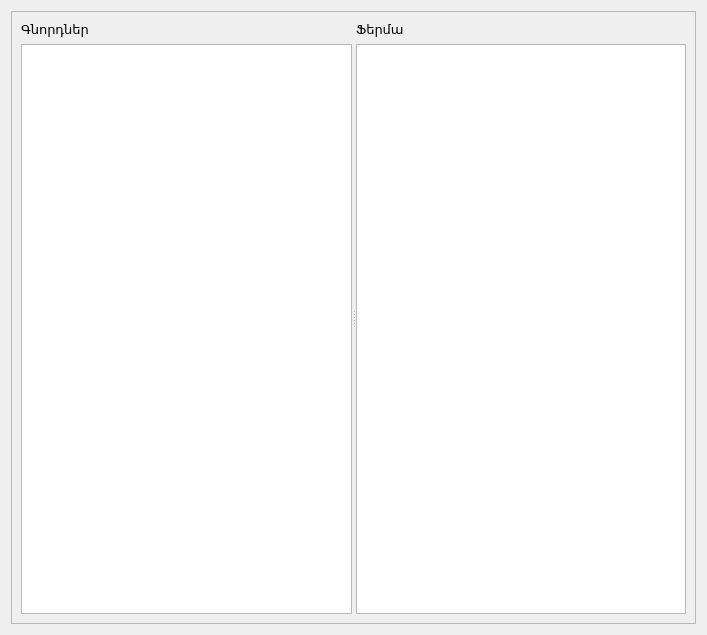
Above: src/finances.ui from ADCompany/AD-Farm before the change. Below: the same form after it.
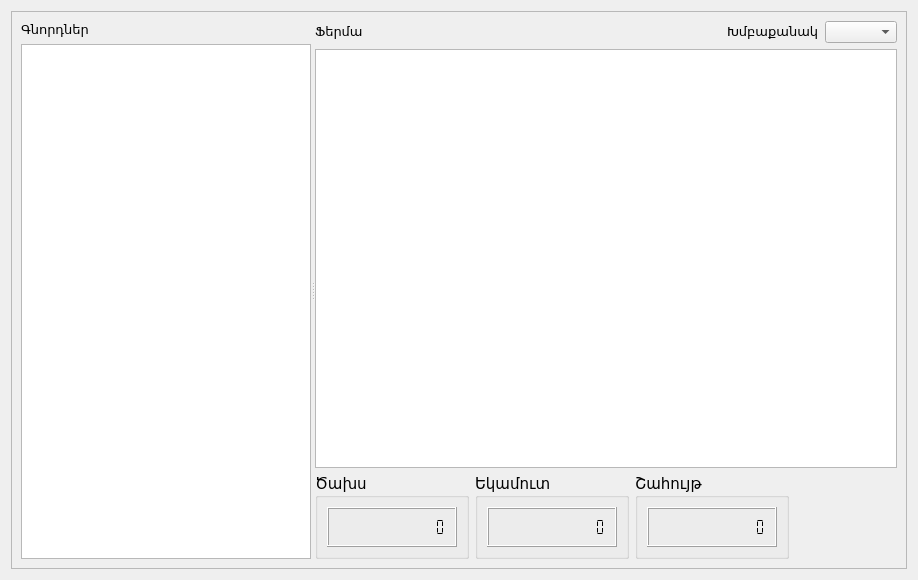
That is the form after the change.

Diff of the .ui file:
```diff
--- a/src/finances.ui
+++ b/src/finances.ui
@@ -6,8 +6,8 @@
    <rect>
     <x>0</x>
     <y>0</y>
-    <width>707</width>
-    <height>635</height>
+    <width>918</width>
+    <height>580</height>
    </rect>
   </property>
   <property name="windowTitle">
@@ -24,8 +24,8 @@
        <rect>
         <x>0</x>
         <y>0</y>
-        <width>687</width>
-        <height>615</height>
+        <width>898</width>
+        <height>560</height>
        </rect>
       </property>
       <layout class="QGridLayout" name="gridLayout">
@@ -34,7 +34,7 @@
          <property name="orientation">
           <enum>Qt::Horizontal</enum>
          </property>
-         <widget class="QWidget" name="">
+         <widget class="QWidget" name="layoutWidget">
           <layout class="QVBoxLayout" name="verticalLayout">
            <item>
             <widget class="QLabel" name="label">
@@ -52,22 +52,238 @@
            </item>
           </layout>
          </widget>
-         <widget class="QWidget" name="">
+         <widget class="QWidget" name="layoutWidget">
           <layout class="QVBoxLayout" name="verticalLayout_2">
            <item>
-            <widget class="QLabel" name="label_2">
-             <property name="text">
-              <string>&lt;!DOCTYPE HTML PUBLIC &quot;-//W3C//DTD HTML 4.0//EN&quot; &quot;http://www.w3.org/TR/REC-html40/strict.dtd&quot;&gt;
+            <layout class="QHBoxLayout" name="horizontalLayout">
+             <item>
+              <widget class="QLabel" name="label_2">
+               <property name="text">
+                <string>&lt;!DOCTYPE HTML PUBLIC &quot;-//W3C//DTD HTML 4.0//EN&quot; &quot;http://www.w3.org/TR/REC-html40/strict.dtd&quot;&gt;
 &lt;html&gt;&lt;head&gt;&lt;meta name=&quot;qrichtext&quot; content=&quot;1&quot; /&gt;&lt;style type=&quot;text/css&quot;&gt;
 p, li { white-space: pre-wrap; }
 &lt;/style&gt;&lt;/head&gt;&lt;body style=&quot; font-family:'MS Shell Dlg 2'; font-size:8.25pt; font-weight:400; font-style:normal;&quot;&gt;
 &lt;p style=&quot; margin-top:0px; margin-bottom:0px; margin-left:0px; margin-right:0px; -qt-block-indent:0; text-indent:0px;&quot;&gt;&lt;span style=&quot; font-size:10pt;&quot;&gt;Ֆերմա&lt;/span&gt;&lt;/p&gt;&lt;/body&gt;&lt;/html&gt;</string>
-             </property>
-            </widget>
+               </property>
+              </widget>
+             </item>
+             <item>
+              <spacer name="horizontalSpacer">
+               <property name="orientation">
+                <enum>Qt::Horizontal</enum>
+               </property>
+               <property name="sizeHint" stdset="0">
+                <size>
+                 <width>40</width>
+                 <height>20</height>
+                </size>
+               </property>
+              </spacer>
+             </item>
+             <item>
+              <widget class="QLabel" name="lblGroups">
+               <property name="text">
+                <string>&lt;!DOCTYPE HTML PUBLIC &quot;-//W3C//DTD HTML 4.0//EN&quot; &quot;http://www.w3.org/TR/REC-html40/strict.dtd&quot;&gt;
+&lt;html&gt;&lt;head&gt;&lt;meta name=&quot;qrichtext&quot; content=&quot;1&quot; /&gt;&lt;style type=&quot;text/css&quot;&gt;
+p, li { white-space: pre-wrap; }
+&lt;/style&gt;&lt;/head&gt;&lt;body style=&quot; font-family:'MS Shell Dlg 2'; font-size:8.25pt; font-weight:400; font-style:normal;&quot;&gt;
+&lt;p style=&quot; margin-top:0px; margin-bottom:0px; margin-left:0px; margin-right:0px; -qt-block-indent:0; text-indent:0px;&quot;&gt;&lt;span style=&quot; font-size:10pt;&quot;&gt;Խմբաքանակ&lt;/span&gt;&lt;/p&gt;&lt;/body&gt;&lt;/html&gt;</string>
+               </property>
+              </widget>
+             </item>
+             <item>
+              <widget class="QComboBox" name="comboBoxGroups"/>
+             </item>
+            </layout>
            </item>
            <item>
             <widget class="QTableView" name="tableViewFerma"/>
            </item>
+           <item>
+            <layout class="QHBoxLayout" name="horizontalLayout_2">
+             <item>
+              <widget class="QGroupBox" name="groupBoxExpensesTotalPrice">
+               <property name="font">
+                <font>
+                 <pointsize>11</pointsize>
+                </font>
+               </property>
+               <property name="title">
+                <string>Ծախս</string>
+               </property>
+               <layout class="QGridLayout" name="gridLayout_4">
+                <item row="0" column="0">
+                 <widget class="QLCDNumber" name="lcdExpensesTotalPrice">
+                  <property name="enabled">
+                   <bool>true</bool>
+                  </property>
+                  <property name="minimumSize">
+                   <size>
+                    <width>130</width>
+                    <height>40</height>
+                   </size>
+                  </property>
+                  <property name="font">
+                   <font>
+                    <pointsize>8</pointsize>
+                   </font>
+                  </property>
+                  <property name="frameShape">
+                   <enum>QFrame::Box</enum>
+                  </property>
+                  <property name="frameShadow">
+                   <enum>QFrame::Raised</enum>
+                  </property>
+                  <property name="smallDecimalPoint">
+                   <bool>true</bool>
+                  </property>
+                  <property name="numDigits">
+                   <number>12</number>
+                  </property>
+                  <property name="digitCount">
+                   <number>12</number>
+                  </property>
+                  <property name="mode">
+                   <enum>QLCDNumber::Dec</enum>
+                  </property>
+                  <property name="segmentStyle">
+                   <enum>QLCDNumber::Flat</enum>
+                  </property>
+                  <property name="value" stdset="0">
+                   <double>0.000000000000000</double>
+                  </property>
+                 </widget>
+                </item>
+               </layout>
+              </widget>
+             </item>
+             <item>
+              <widget class="QGroupBox" name="groupBoxIncomeTotalPrice">
+               <property name="font">
+                <font>
+                 <pointsize>11</pointsize>
+                </font>
+               </property>
+               <property name="title">
+                <string>Եկամուտ</string>
+               </property>
+               <layout class="QGridLayout" name="gridLayout_5">
+                <item row="0" column="0">
+                 <widget class="QLCDNumber" name="lcdIncomeTotalPrice">
+                  <property name="enabled">
+                   <bool>true</bool>
+                  </property>
+                  <property name="minimumSize">
+                   <size>
+                    <width>130</width>
+                    <height>40</height>
+                   </size>
+                  </property>
+                  <property name="font">
+                   <font>
+                    <pointsize>8</pointsize>
+                   </font>
+                  </property>
+                  <property name="frameShape">
+                   <enum>QFrame::Box</enum>
+                  </property>
+                  <property name="frameShadow">
+                   <enum>QFrame::Raised</enum>
+                  </property>
+                  <property name="smallDecimalPoint">
+                   <bool>true</bool>
+                  </property>
+                  <property name="numDigits">
+                   <number>12</number>
+                  </property>
+                  <property name="digitCount">
+                   <number>12</number>
+                  </property>
+                  <property name="mode">
+                   <enum>QLCDNumber::Dec</enum>
+                  </property>
+                  <property name="segmentStyle">
+                   <enum>QLCDNumber::Flat</enum>
+                  </property>
+                  <property name="value" stdset="0">
+                   <double>0.000000000000000</double>
+                  </property>
+                 </widget>
+                </item>
+               </layout>
+              </widget>
+             </item>
+             <item>
+              <widget class="QGroupBox" name="groupBoxProfitTotalPrice">
+               <property name="font">
+                <font>
+                 <pointsize>11</pointsize>
+                </font>
+               </property>
+               <property name="title">
+                <string>Շահույթ</string>
+               </property>
+               <layout class="QGridLayout" name="gridLayout_6">
+                <item row="0" column="0">
+                 <widget class="QLCDNumber" name="lcdProfitTotalPrice">
+                  <property name="enabled">
+                   <bool>true</bool>
+                  </property>
+                  <property name="minimumSize">
+                   <size>
+                    <width>130</width>
+                    <height>40</height>
+                   </size>
+                  </property>
+                  <property name="font">
+                   <font>
+                    <pointsize>8</pointsize>
+                   </font>
+                  </property>
+                  <property name="frameShape">
+                   <enum>QFrame::Box</enum>
+                  </property>
+                  <property name="frameShadow">
+                   <enum>QFrame::Raised</enum>
+                  </property>
+                  <property name="smallDecimalPoint">
+                   <bool>true</bool>
+                  </property>
+                  <property name="numDigits">
+                   <number>12</number>
+                  </property>
+                  <property name="digitCount">
+                   <number>12</number>
+                  </property>
+                  <property name="mode">
+                   <enum>QLCDNumber::Dec</enum>
+                  </property>
+                  <property name="segmentStyle">
+                   <enum>QLCDNumber::Flat</enum>
+                  </property>
+                  <property name="value" stdset="0">
+                   <double>0.000000000000000</double>
+                  </property>
+                 </widget>
+                </item>
+               </layout>
+              </widget>
+             </item>
+             <item>
+              <spacer name="horizontalSpacer_2">
+               <property name="orientation">
+                <enum>Qt::Horizontal</enum>
+               </property>
+               <property name="sizeHint" stdset="0">
+                <size>
+                 <width>40</width>
+                 <height>20</height>
+                </size>
+               </property>
+              </spacer>
+             </item>
+            </layout>
+           </item>
           </layout>
          </widget>
         </widget>
```
